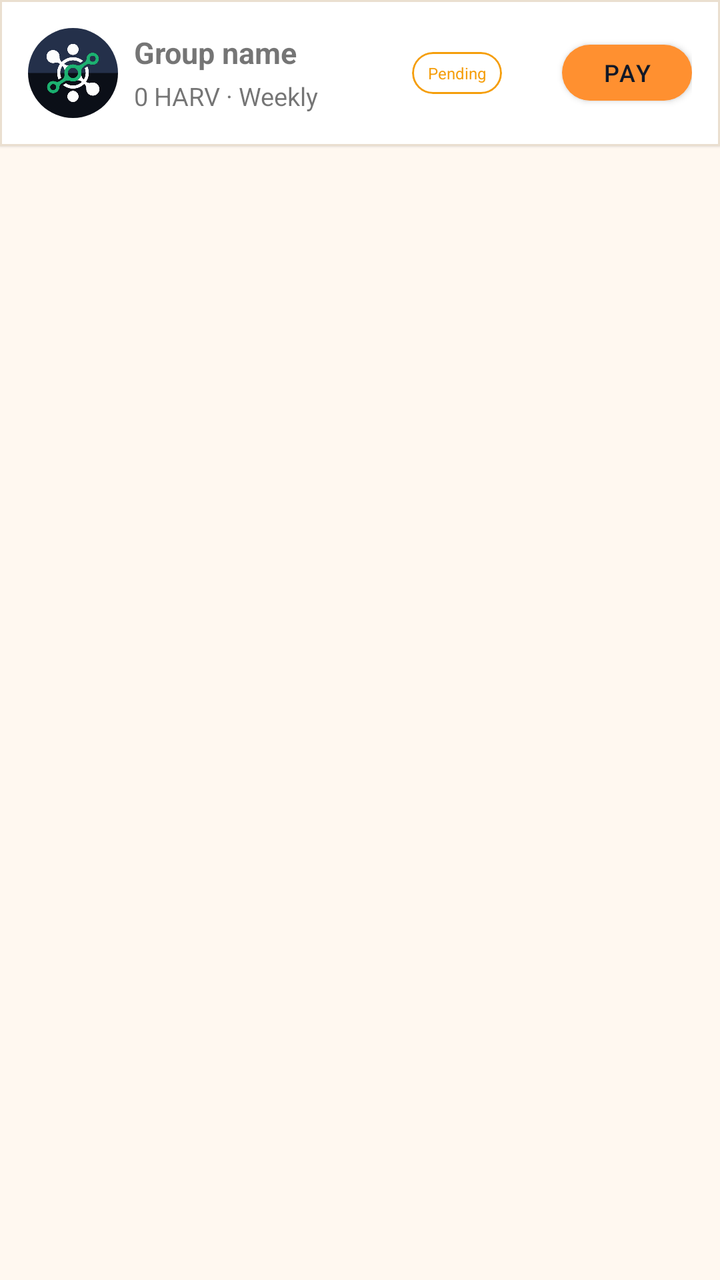
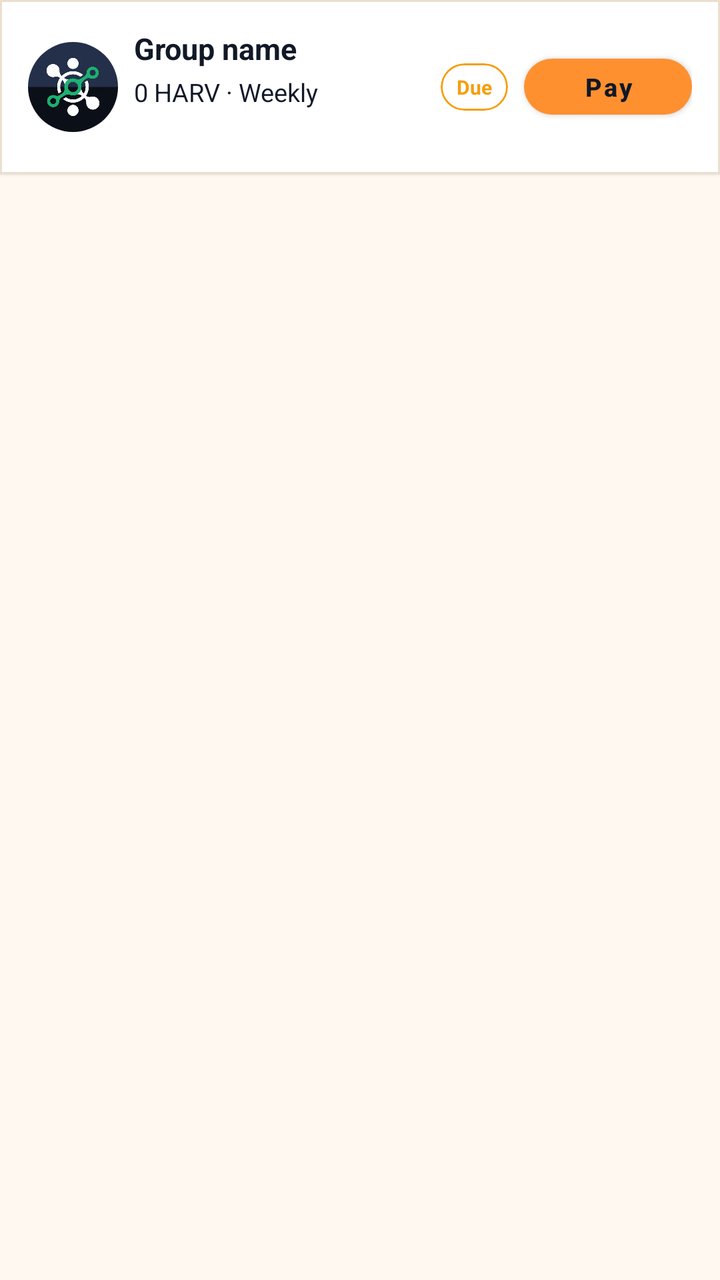

The first picture is an Android layout as it rendered before a commit; the second is the same layout after the commit. The layout source and the unified diff follow.
<!-- AndroidManifest.xml: application theme AppTheme -->
<!-- res/layout/home_upcoming_pay_custom_display.xml -->
<LinearLayout
	xmlns:android="http://schemas.android.com/apk/res/android"
	xmlns:app="http://schemas.android.com/apk/res-auto"
	xmlns:tools="http://schemas.android.com/tools"
	android:layout_width="match_parent"
	android:layout_height="wrap_content"
	android:orientation="vertical">
	<com.google.android.material.card.MaterialCardView
		android:id="@+id/cardview1"
		android:layout_width="match_parent"
		android:layout_height="wrap_content"
		app:cardBackgroundColor="@color/colorSurface"
		app:cardElevation="1dp"
		app:strokeWidth="1dp"
		app:strokeColor="@color/colorCardStroke"
		app:cardCornerRadius="0dp">
		<LinearLayout
			android:id="@+id/linear2"
			android:layout_width="match_parent"
			android:layout_height="wrap_content"
			android:padding="14dp"
			android:gravity="center_vertical"
			android:orientation="horizontal">
			<androidx.cardview.widget.CardView
				android:id="@+id/cardview2"
				android:layout_width="wrap_content"
				android:layout_height="wrap_content"
				android:layout_marginRight="8dp"
				app:cardElevation="0dp"
				app:cardCornerRadius="360dp">
				<ImageView
					android:id="@+id/imageview1"
					android:layout_width="45dp"
					android:layout_height="45dp"
					android:src="@drawable/main_app_logo_1"
					android:scaleType="centerInside"
					android:focusable="false" />
			</androidx.cardview.widget.CardView>
			<LinearLayout
				android:id="@+id/linear6"
				android:layout_width="0dp"
				android:layout_height="wrap_content"
				android:orientation="vertical"
				android:layout_weight="1">
				<TextView
					android:id="@+id/textview2"
					android:layout_width="match_parent"
					android:layout_height="wrap_content"
					android:text="Group name"
					android:textSize="15sp"
					android:textStyle="bold"
					android:focusable="false" />
				<TextView
					android:id="@+id/textview3"
					android:layout_width="wrap_content"
					android:layout_height="wrap_content"
					android:layout_marginTop="3dp"
					android:text="0 HARV · Weekly"
					android:textSize="12.5sp"
					android:focusable="false" />
			</LinearLayout>
			<com.google.android.material.card.MaterialCardView
				android:id="@+id/cardview3"
				android:layout_width="wrap_content"
				android:layout_height="wrap_content"
				android:layout_marginRight="30dp"
				app:cardElevation="0dp"
				app:strokeWidth="1dp"
				app:strokeColor="@color/colorWarning"
				app:cardCornerRadius="30dp">
				<TextView
					android:id="@+id/textview4"
					android:layout_width="match_parent"
					android:layout_height="wrap_content"
					android:paddingLeft="8dp"
					android:paddingTop="5dp"
					android:paddingRight="8dp"
					android:paddingBottom="5dp"
					android:text="Pending"
					android:textSize="8sp"
					android:textColor="@color/colorWarning"
					android:focusable="false" />
			</com.google.android.material.card.MaterialCardView>
			<com.google.android.material.button.MaterialButton
				android:id="@+id/materialbutton1"
				android:layout_width="65dp"
				android:layout_height="40dp"
				android:gravity="center_horizontal|center_vertical"
				android:text="Pay"
				android:textSize="12sp"
				android:textColor="@color/colorButtonText"
				app:backgroundTint="@color/colorButtonBackground"
				app:cornerRadius="30dp" />
		</LinearLayout>
	</com.google.android.material.card.MaterialCardView>
</LinearLayout>
<!-- resources referenced by this layout -->
<resources>
  <style name="AppTheme" parent="Theme.MaterialComponents.DayNight.NoActionBar">
          <item name="appBarColor">@color/colorAccent</item>
          <item name="onAppBarColor">@color/colorTextOnAccent</item>
          <item name="colorSecondary">@color/colorAccent</item>
          <item name="colorOnSecondary">@color/colorTextOnAccent</item>
          <item name="colorPrimaryVariant">@color/colorAccentDark</item>
          <item name="colorSecondaryVariant">@color/colorAccentDark</item>
          <item name="colorError">@color/colorError</item>
          <item name="colorOnError">@color/colorTextPrimaryWhite</item>
          <item name="colorControlActivated">@color/colorAccent</item>
          <item name="colorControlNormal">@color/colorControlNormal</item>
          <item name="colorControlHighlight">@color/colorAccentRipple</item>
          <item name="android:textColorHighlight">@color/colorAccentStroke</item>
          <item name="android:textColorLink">@color/colorAccentStrong</item>
          <item name="android:editTextColor">@color/colorTextPrimary</item>
          <item name="android:navigationBarColor">@color/colorBackground</item>
          <item name="colorPrimary">@color/colorAccent</item>
          <item name="colorPrimaryDark">@color/colorAccentStrong</item>
          <item name="colorAccent">@color/colorAccent</item>
          <item name="colorSurface">@color/colorSurface</item>
          <item name="colorOnPrimary">@color/colorTextOnAccent</item>
          <item name="colorOnSurface">@color/colorTextPrimary</item>
          <item name="colorOnBackground">@color/colorTextPrimary</item>
          <item name="colorOnSurfaceVariant">@color/colorTextSecondary</item>
          <item name="android:textColorPrimary">@color/colorTextPrimary</item>
          <item name="android:textColorSecondary">@color/colorTextSecondary</item>
          <item name="android:textColorHint">@color/colorTextTertiary</item>
          <item name="android:statusBarColor">?attr/appBarColor</item>
          <item name="android:windowLightStatusBar">true</item>
          <item name="android:windowBackground">@color/colorBackground</item>
          <item name="alertDialogTheme">@style/AjooAlertDialog</item>
          <item name="materialAlertDialogTheme">@style/AjooAlertDialog</item>
          <item name="bottomSheetDialogTheme">@style/AjooBottomSheetDialog</item>
      </style>
  <style name="AjooAlertDialog" parent="ThemeOverlay.MaterialComponents.MaterialAlertDialog">
          <item name="colorPrimary">@color/colorAccent</item>
          <item name="colorAccent">@color/colorAccent</item>
          <item name="colorSurface">@color/colorSurface</item>
          <item name="colorOnPrimary">@color/colorTextOnAccent</item>
          <item name="colorOnSurface">@color/colorTextPrimary</item>
          <item name="android:textColorPrimary">@color/colorTextPrimary</item>
          <item name="android:textColor">@color/colorTextPrimary</item>
          <item name="android:windowBackground">@color/colorSurface</item>
          <item name="buttonBarPositiveButtonStyle">@style/AjooDialogButton</item>
          <item name="buttonBarNegativeButtonStyle">@style/AjooDialogButton</item>
          <item name="buttonBarNeutralButtonStyle">@style/AjooDialogButton</item>
      </style>
  <style name="AjooBottomSheetDialog" parent="ThemeOverlay.MaterialComponents.BottomSheetDialog">
          <item name="colorPrimary">@color/colorAccent</item>
          <item name="colorAccent">@color/colorAccent</item>
          <item name="colorSurface">@color/colorSurface</item>
          <item name="colorOnPrimary">@color/colorTextOnAccent</item>
          <item name="colorOnSurface">@color/colorTextPrimary</item>
          <item name="colorOnSurfaceVariant">@color/colorTextSecondary</item>
          <item name="android:textColorPrimary">@color/colorTextPrimary</item>
          <item name="bottomSheetStyle">@style/AjooBottomSheetStyle</item>
      </style>
  <style name="AjooDialogButton" parent="Widget.MaterialComponents.Button.TextButton.Dialog">
          <item name="android:textColor">@color/colorAccent</item>
          <item name="android:minHeight">48dp</item>
      </style>
  <style name="AjooBottomSheetStyle" parent="Widget.MaterialComponents.BottomSheet.Modal">
          <item name="backgroundTint">?attr/colorSurface</item>
          <item name="shapeAppearanceOverlay">@style/AjooBottomSheetShape</item>
      </style>
  <style name="AjooBottomSheetShape" parent="">
          <item name="cornerFamily">rounded</item>
          <item name="cornerSizeTopLeft">20dp</item>
          <item name="cornerSizeTopRight">20dp</item>
          <item name="cornerSizeBottomLeft">0dp</item>
          <item name="cornerSizeBottomRight">0dp</item>
      </style>
  <!-- unchanged entries left out for length: 19 -->
</resources>

<!-- the commit's change to res/layout/home_upcoming_pay_custom_display.xml (unified diff, before → after) -->
@@ -58,12 +58,21 @@
 					android:text="0 HARV · Weekly"
 					android:textSize="12.5sp"
 					android:focusable="false" />
+				<TextView
+					android:id="@+id/textview5"
+					android:layout_width="match_parent"
+					android:layout_height="wrap_content"
+					android:layout_marginTop="2dp"
+					android:text=""
+					android:textSize="12sp"
+					android:textColor="@color/colorTextSecondary"
+					android:focusable="false" />
 			</LinearLayout>
 			<com.google.android.material.card.MaterialCardView
 				android:id="@+id/cardview3"
 				android:layout_width="wrap_content"
 				android:layout_height="wrap_content"
-				android:layout_marginRight="30dp"
+				android:layout_marginRight="8dp"
 				app:cardElevation="0dp"
 				app:strokeWidth="1dp"
 				app:strokeColor="@color/colorWarning"
@@ -76,18 +85,22 @@
 					android:paddingTop="5dp"
 					android:paddingRight="8dp"
 					android:paddingBottom="5dp"
-					android:text="Pending"
-					android:textSize="8sp"
+					android:text="Due"
+					android:textSize="10sp"
+					android:textStyle="bold"
 					android:textColor="@color/colorWarning"
 					android:focusable="false" />
 			</com.google.android.material.card.MaterialCardView>
 			<com.google.android.material.button.MaterialButton
 				android:id="@+id/materialbutton1"
-				android:layout_width="65dp"
+				android:layout_width="wrap_content"
 				android:layout_height="40dp"
+				android:minWidth="84dp"
 				android:gravity="center_horizontal|center_vertical"
 				android:text="Pay"
-				android:textSize="12sp"
+				android:textAllCaps="false"
+				android:textSize="12.5sp"
+				android:textStyle="bold"
 				android:textColor="@color/colorButtonText"
 				app:backgroundTint="@color/colorButtonBackground"
 				app:cornerRadius="30dp" />
<!-- resource entries referenced after the edit -->
@@ -1,6 +1,8 @@
 <!-- resources referenced by this layout -->
 <resources>
   <style name="AppTheme" parent="Theme.MaterialComponents.DayNight.NoActionBar">
+          
+          <item name="android:textViewStyle">@style/HarvannaTextView</item>
           <item name="appBarColor">@color/colorAccent</item>
           <item name="onAppBarColor">@color/colorTextOnAccent</item>
           <item name="colorSecondary">@color/colorAccent</item>
@@ -30,11 +32,14 @@
           <item name="android:statusBarColor">?attr/appBarColor</item>
           <item name="android:windowLightStatusBar">true</item>
           <item name="android:windowBackground">@color/colorBackground</item>
-          <item name="alertDialogTheme">@style/AjooAlertDialog</item>
-          <item name="materialAlertDialogTheme">@style/AjooAlertDialog</item>
-          <item name="bottomSheetDialogTheme">@style/AjooBottomSheetDialog</item>
+          <item name="alertDialogTheme">@style/HarvannaAlertDialog</item>
+          <item name="materialAlertDialogTheme">@style/HarvannaAlertDialog</item>
+          <item name="bottomSheetDialogTheme">@style/HarvannaBottomSheetDialog</item>
       </style>
-  <style name="AjooAlertDialog" parent="ThemeOverlay.MaterialComponents.MaterialAlertDialog">
+  <style name="HarvannaTextView" parent="android:Widget.TextView">
+          <item name="android:textColor">@color/colorTextPrimary</item>
+      </style>
+  <style name="HarvannaAlertDialog" parent="ThemeOverlay.MaterialComponents.MaterialAlertDialog">
           <item name="colorPrimary">@color/colorAccent</item>
           <item name="colorAccent">@color/colorAccent</item>
           <item name="colorSurface">@color/colorSurface</item>
@@ -43,11 +48,11 @@
           <item name="android:textColorPrimary">@color/colorTextPrimary</item>
           <item name="android:textColor">@color/colorTextPrimary</item>
           <item name="android:windowBackground">@color/colorSurface</item>
-          <item name="buttonBarPositiveButtonStyle">@style/AjooDialogButton</item>
-          <item name="buttonBarNegativeButtonStyle">@style/AjooDialogButton</item>
-          <item name="buttonBarNeutralButtonStyle">@style/AjooDialogButton</item>
+          <item name="buttonBarPositiveButtonStyle">@style/HarvannaDialogButton</item>
+          <item name="buttonBarNegativeButtonStyle">@style/HarvannaDialogButton</item>
+          <item name="buttonBarNeutralButtonStyle">@style/HarvannaDialogButton</item>
       </style>
-  <style name="AjooBottomSheetDialog" parent="ThemeOverlay.MaterialComponents.BottomSheetDialog">
+  <style name="HarvannaBottomSheetDialog" parent="ThemeOverlay.MaterialComponents.BottomSheetDialog">
           <item name="colorPrimary">@color/colorAccent</item>
           <item name="colorAccent">@color/colorAccent</item>
           <item name="colorSurface">@color/colorSurface</item>
@@ -55,17 +60,17 @@
           <item name="colorOnSurface">@color/colorTextPrimary</item>
           <item name="colorOnSurfaceVariant">@color/colorTextSecondary</item>
           <item name="android:textColorPrimary">@color/colorTextPrimary</item>
-          <item name="bottomSheetStyle">@style/AjooBottomSheetStyle</item>
+          <item name="bottomSheetStyle">@style/HarvannaBottomSheetStyle</item>
       </style>
-  <style name="AjooDialogButton" parent="Widget.MaterialComponents.Button.TextButton.Dialog">
+  <style name="HarvannaDialogButton" parent="Widget.MaterialComponents.Button.TextButton.Dialog">
           <item name="android:textColor">@color/colorAccent</item>
           <item name="android:minHeight">48dp</item>
       </style>
-  <style name="AjooBottomSheetStyle" parent="Widget.MaterialComponents.BottomSheet.Modal">
+  <style name="HarvannaBottomSheetStyle" parent="Widget.MaterialComponents.BottomSheet.Modal">
           <item name="backgroundTint">?attr/colorSurface</item>
-          <item name="shapeAppearanceOverlay">@style/AjooBottomSheetShape</item>
+          <item name="shapeAppearanceOverlay">@style/HarvannaBottomSheetShape</item>
       </style>
-  <style name="AjooBottomSheetShape" parent="">
+  <style name="HarvannaBottomSheetShape" parent="">
           <item name="cornerFamily">rounded</item>
           <item name="cornerSizeTopLeft">20dp</item>
           <item name="cornerSizeTopRight">20dp</item>
